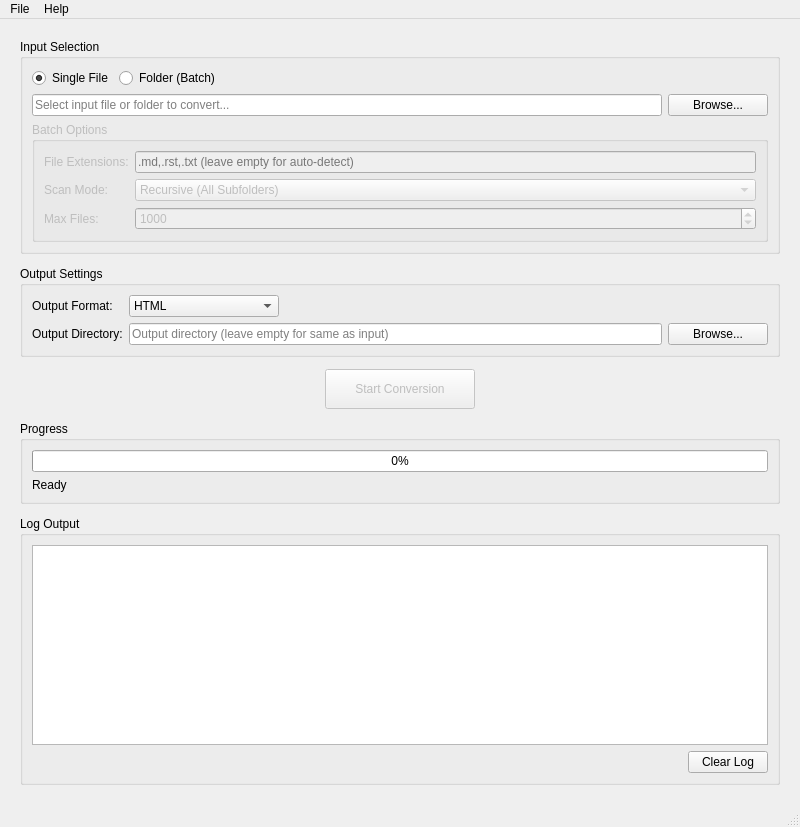
Before: the Qt Designer form pandoc_ui/gui/main_window.ui in nerdneilsfield/pandoc-ui, drawn with Qt 5.
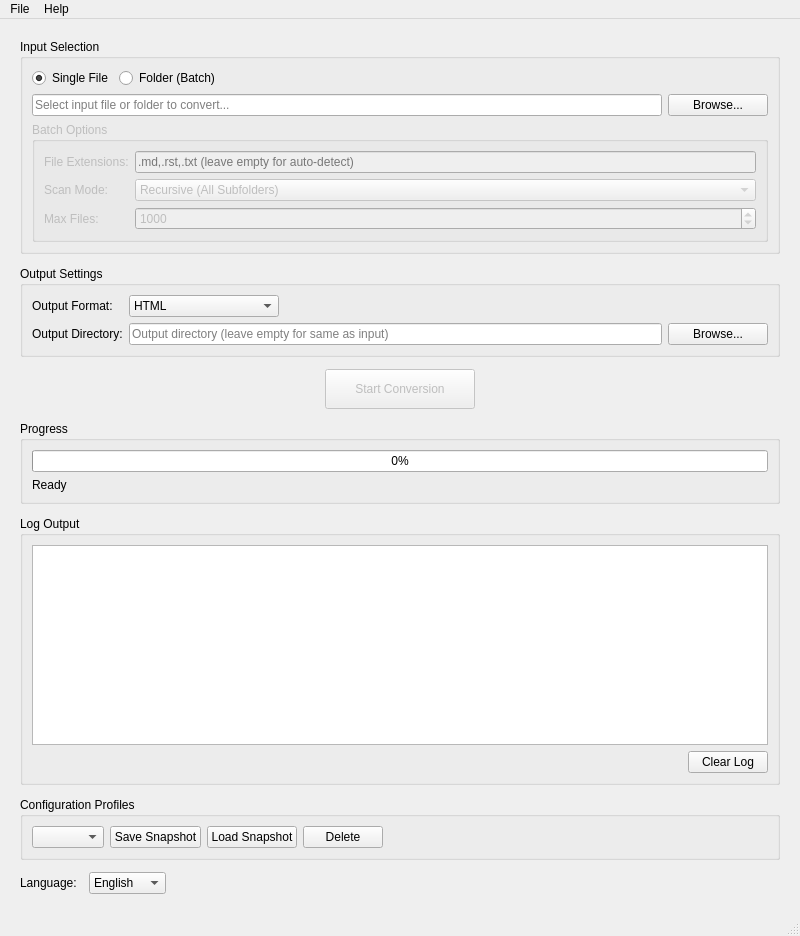
After: the same form once the commit is applied. Icons and pictures are not drawn.

Commit message: feat(phase4): implement configuration snapshots and settings management

```diff
--- a/pandoc_ui/gui/main_window.ui
+++ b/pandoc_ui/gui/main_window.ui
@@ -403,6 +403,146 @@
       </layout>
      </widget>
     </item>
+    <item>
+     <widget class="QGroupBox" name="profileGroupBox">
+      <property name="title">
+       <string>Configuration Profiles</string>
+      </property>
+      <layout class="QHBoxLayout" name="profileLayout">
+       <item>
+        <widget class="QComboBox" name="profileComboBox">
+         <property name="minimumWidth">
+          <number>200</number>
+         </property>
+         <property name="toolTip">
+          <string>Select a saved configuration profile</string>
+         </property>
+        </widget>
+       </item>
+       <item>
+        <widget class="QPushButton" name="saveProfileButton">
+         <property name="text">
+          <string>Save Snapshot</string>
+         </property>
+         <property name="toolTip">
+          <string>Save current configuration as a profile</string>
+         </property>
+         <property name="maximumWidth">
+          <number>120</number>
+         </property>
+        </widget>
+       </item>
+       <item>
+        <widget class="QPushButton" name="loadProfileButton">
+         <property name="text">
+          <string>Load Snapshot</string>
+         </property>
+         <property name="toolTip">
+          <string>Load selected profile configuration</string>
+         </property>
+         <property name="maximumWidth">
+          <number>120</number>
+         </property>
+        </widget>
+       </item>
+       <item>
+        <widget class="QPushButton" name="deleteProfileButton">
+         <property name="text">
+          <string>Delete</string>
+         </property>
+         <property name="toolTip">
+          <string>Delete selected profile</string>
+         </property>
+         <property name="maximumWidth">
+          <number>80</number>
+         </property>
+        </widget>
+       </item>
+       <item>
+        <spacer name="profileSpacer">
+         <property name="orientation">
+          <enum>Qt::Horizontal</enum>
+         </property>
+         <property name="sizeHint" stdset="0">
+          <size>
+           <width>40</width>
+           <height>20</height>
+          </size>
+         </property>
+        </spacer>
+       </item>
+      </layout>
+     </widget>
+    </item>
+    <item>
+     <layout class="QHBoxLayout" name="bottomLayout">
+      <item>
+       <widget class="QLabel" name="languageLabel">
+        <property name="text">
+         <string>Language:</string>
+        </property>
+       </widget>
+      </item>
+      <item>
+       <widget class="QComboBox" name="languageComboBox">
+        <property name="maximumWidth">
+         <number>120</number>
+        </property>
+        <property name="toolTip">
+         <string>Select interface language</string>
+        </property>
+        <item>
+         <property name="text">
+          <string>English</string>
+         </property>
+        </item>
+        <item>
+         <property name="text">
+          <string>中文</string>
+         </property>
+        </item>
+        <item>
+         <property name="text">
+          <string>日本語</string>
+         </property>
+        </item>
+        <item>
+         <property name="text">
+          <string>한국어</string>
+         </property>
+        </item>
+        <item>
+         <property name="text">
+          <string>Français</string>
+         </property>
+        </item>
+        <item>
+         <property name="text">
+          <string>Deutsch</string>
+         </property>
+        </item>
+        <item>
+         <property name="text">
+          <string>Español</string>
+         </property>
+        </item>
+       </widget>
+      </item>
+      <item>
+       <spacer name="bottomSpacer">
+        <property name="orientation">
+         <enum>Qt::Horizontal</enum>
+        </property>
+        <property name="sizeHint" stdset="0">
+         <size>
+          <width>40</width>
+          <height>20</height>
+         </size>
+        </property>
+       </spacer>
+      </item>
+     </layout>
+    </item>
    </layout>
   </widget>
   <widget class="QMenuBar" name="menubar">
```
The commit also changes 13 other files.
